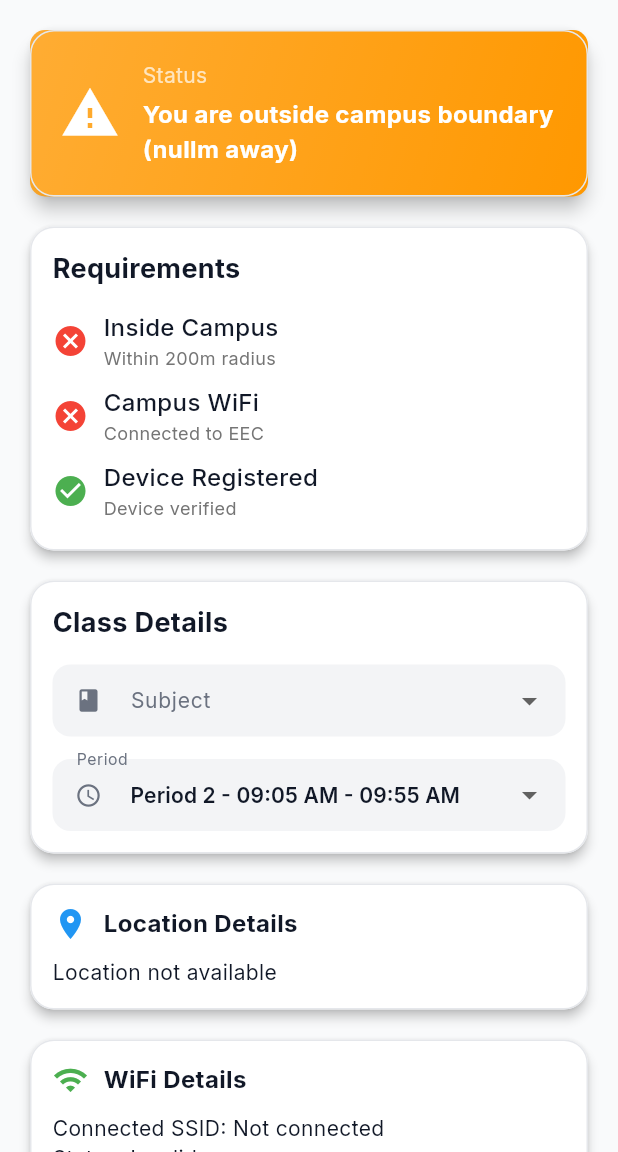
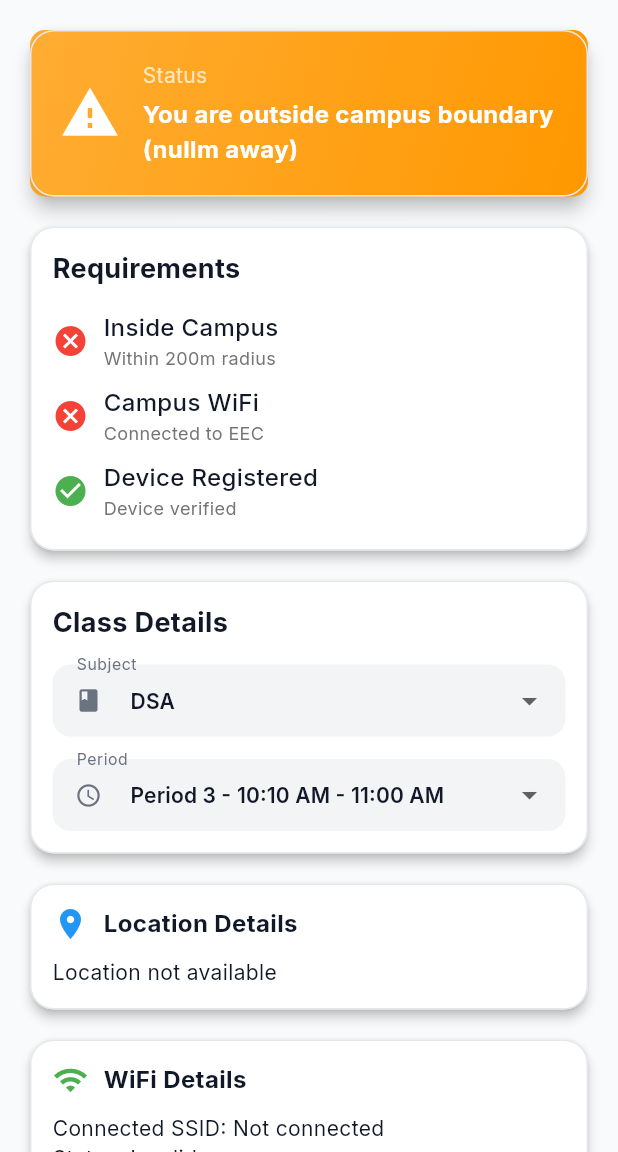
Before and after one commit to Kishore-R45/Smart-Attendance-Frontend, a Flutter app: the MarkAttendanceScreen screen opened directly, on a phone screen of 412 x 824 dp, the part 84-1236 px from its top. Run offline on Flutter 3.47's test engine with Material 3 defaults, Android fonts, the phone set to English and light mode, and no system bars; our stand-ins replace connectivity_plus, device_info_plus, feather_icons, flutter_map, flutter_secure_storage, flutter_spinkit and 6 more; missing offline and left inert: network_info_plus; accounts and stored records are empty.

Commit message:
final commit

```diff
--- a/lib/config/app_config.dart
+++ b/lib/config/app_config.dart
@@ -40,9 +40,9 @@ class AppConfig {
     'DBMS',
     'OS',
     'Aptitude',
-    'Aptitude',
+    'AIML',
     'OOP in Java',
-    'DSA',
+    'Ethical Hacking',
     'DCN',
   ];
 }
--- a/lib/providers/attendance_provider.dart
+++ b/lib/providers/attendance_provider.dart
@@ -188,13 +188,14 @@ class AttendanceProvider extends ChangeNotifier {
     final now = DateTime.now();
     final currentTime = now.hour * 60 + now.minute;
 
-    if (currentTime >= 540 && currentTime < 590) return 1;  // 9:00-9:50
-    if (currentTime >= 600 && currentTime < 650) return 2;  // 10:00-10:50
-    if (currentTime >= 660 && currentTime < 710) return 3;  // 11:00-11:50
-    if (currentTime >= 720 && currentTime < 770) return 4;  // 12:00-12:50
-    if (currentTime >= 840 && currentTime < 890) return 5;  // 14:00-14:50
-    if (currentTime >= 900 && currentTime < 950) return 6;  // 15:00-15:50
-    if (currentTime >= 960 && currentTime < 1010) return 7; // 16:00-16:50
+    if (currentTime >= 495 && currentTime < 545) return 1;  // 9:00-9:50
+    if (currentTime >= 545 && currentTime < 595) return 2;  // 10:00-10:50
+    if (currentTime >= 610 && currentTime < 660) return 3;  // 11:00-11:50
+    if (currentTime >= 660 && currentTime < 710) return 4;  // 12:00-12:50
+    if (currentTime >= 710 && currentTime < 760) return 5;  // 14:00-14:50
+    if (currentTime >= 810 && currentTime < 855) return 6;  // 15:00-15:50
+    if (currentTime >= 855 && currentTime < 900) return 7; // 16:00-16:50
+    if (currentTime >= 900 && currentTime < 945) return 8;
 
     return 0; // No active period
   }
--- a/lib/screens/attendance/mark_attendance_screen.dart
+++ b/lib/screens/attendance/mark_attendance_screen.dart
@@ -25,7 +25,7 @@ class _MarkAttendanceScreenState extends State<MarkAttendanceScreen> {
   String? _connectedSSID;
   double? _distanceFromCampus;
 
-  String _selectedSubject = 'Mathematics';
+  String _selectedSubject = 'DSA';
   int _selectedPeriod = 1;
 
   @override
```
Also changed, not shown: lib/utils/constants.dart (+16 -21 lines), lib/utils/helpers.dart (+9 -8 lines), 7 other files.
